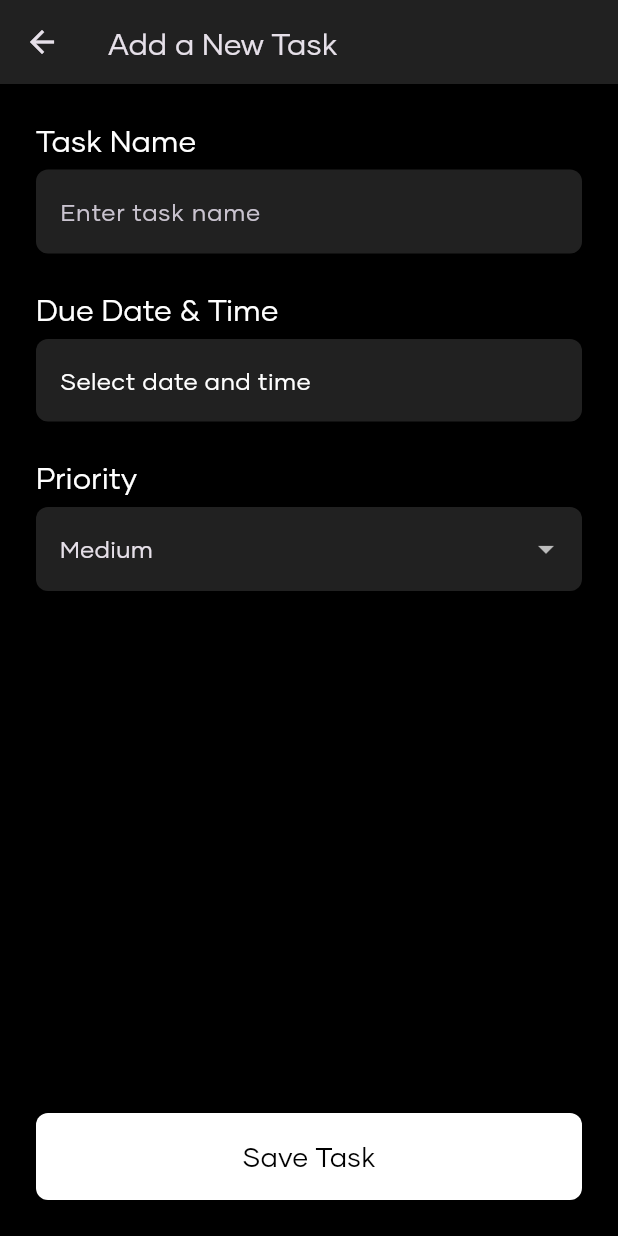
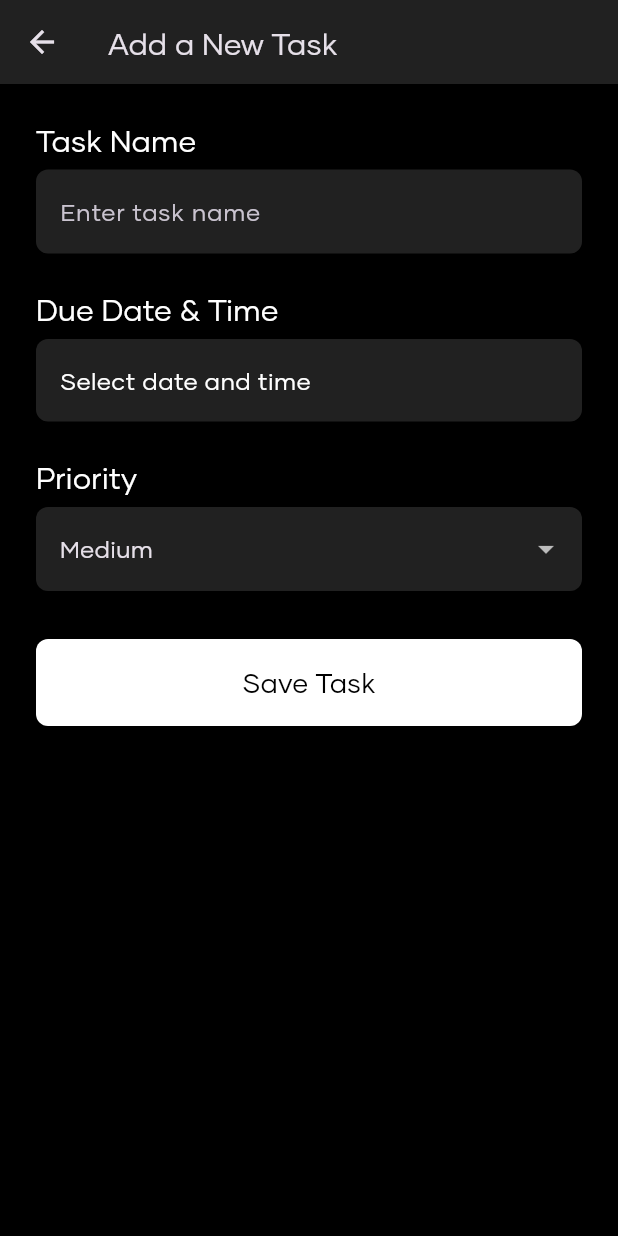
Before and after one commit to LoggingNewMemory/InterKnot, a Flutter app: the TaskerPage screen opened directly, on a phone screen of 412 x 824 dp. Run offline on Flutter 3.47's test engine with Material 3 defaults, Android fonts, the phone set to English and light mode, and no system bars; our stand-ins replace font_awesome_flutter, shared_preferences; accounts and stored records are empty.

Commit message:
Fixed overflow padding

```diff
--- a/interknot/lib/tasker.dart
+++ b/interknot/lib/tasker.dart
@@ -124,7 +124,9 @@ class _TaskerPageState extends State<TaskerPage> {
         title: const Text('Add a New Task'),
         backgroundColor: Colors.grey[900],
       ),
-      body: Padding(
+      // MODIFIED: Wrapped the body in a SingleChildScrollView
+      body: SingleChildScrollView(
+        child: Padding(
           padding: const EdgeInsets.all(24.0),
           child: Form(
             key: _formKey,
@@ -164,12 +166,12 @@ class _TaskerPageState extends State<TaskerPage> {
                       borderRadius: BorderRadius.circular(8),
                     ),
                     child: Text(
-                    // Display the selected date and time, or a prompt.
                       _selectedDateTime == null
                           ? 'Select date and time'
                           : DateFormat('dd / MMM / yyyy HH:mm')
                               .format(_selectedDateTime!),
-                    style: textTheme.bodyMedium?.copyWith(color: Colors.white),
+                      style:
+                          textTheme.bodyMedium?.copyWith(color: Colors.white),
                     ),
                   ),
                 ),
@@ -198,7 +200,8 @@ class _TaskerPageState extends State<TaskerPage> {
                     ),
                   ),
                 ),
-              const Spacer(),
+                // MODIFIED: Replaced Spacer with a SizedBox for consistent spacing
+                const SizedBox(height: 32),
                 SizedBox(
                   width: double.infinity,
                   child: ElevatedButton(
@@ -219,6 +222,7 @@ class _TaskerPageState extends State<TaskerPage> {
             ),
           ),
         ),
+      ),
     );
   }
 }
```
Lines whose indentation alone changed are shown as unchanged.
